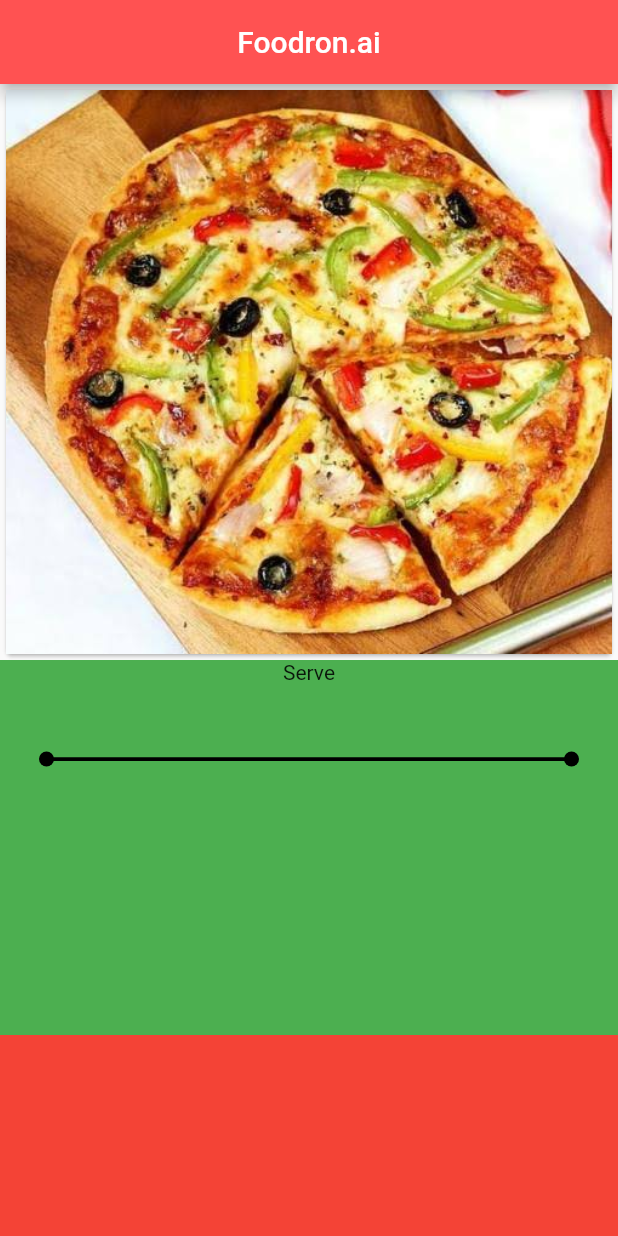
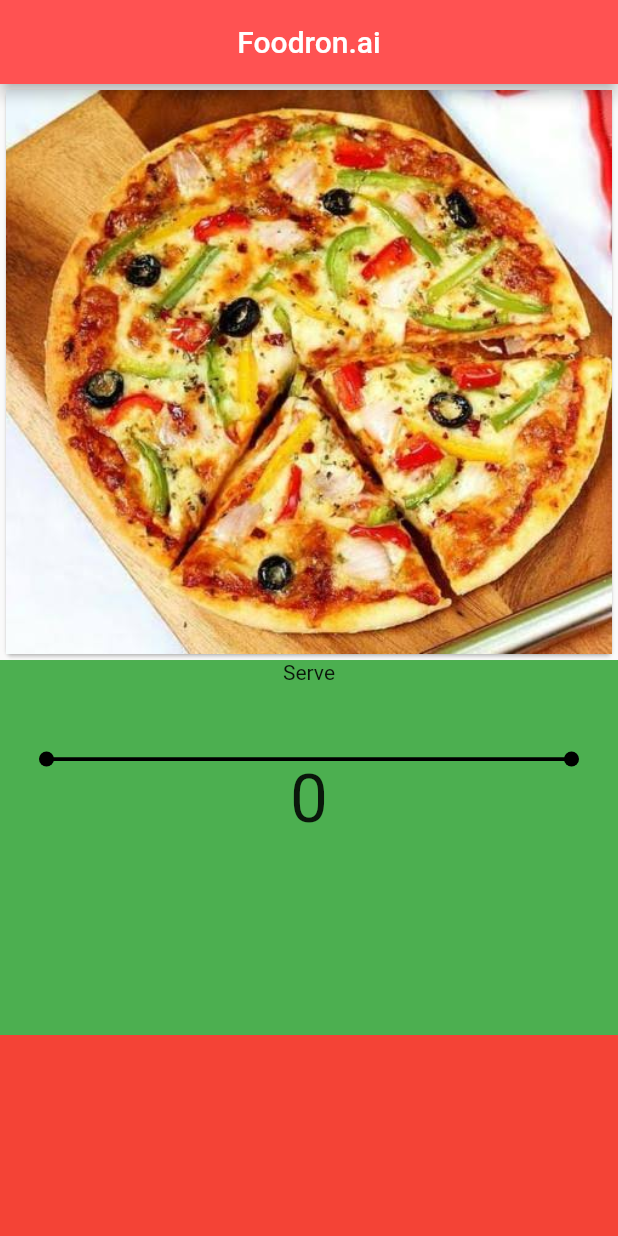
Before and after one commit to abhijeetAUR/FoodRonAi_Flutter, a Flutter app: the ImageDetails screen opened directly, on a phone screen of 412 x 824 dp. Run offline on Flutter 3.47's test engine with Material 2 defaults, Android fonts, the light colour scheme and no system bars; our stand-ins replace image_picker; missing offline and left inert: dart:ffi.

```diff
--- a/food_ron_ai/lib/customwidgets/DetailCard.dart
+++ b/food_ron_ai/lib/customwidgets/DetailCard.dart
@@ -48,15 +48,25 @@ class ServeWidget extends StatefulWidget {
 }
 
 class _ServeWidgetState extends State<ServeWidget> {
+   int _serve = 0;
   @override
   Widget build(BuildContext context) {
     return Container(
       child: Column(
         children: <Widget>[
           Text('${Globals.serve}'),
-          WaveSlider(onChanged: (double value) {},),
-          MetaInformationWidget(),
-
+          WaveSlider(
+                onChanged: (double val) {
+                  setState(() {
+                    _serve = (val * 5).round();
+                  });
+                },
+              ),
+              SizedBox(width: 20.0),
+              Text(
+                    _serve.toString(),
+                    style: TextStyle(fontSize: 45.0),
+                  ),
         ],
       ),
 
```
